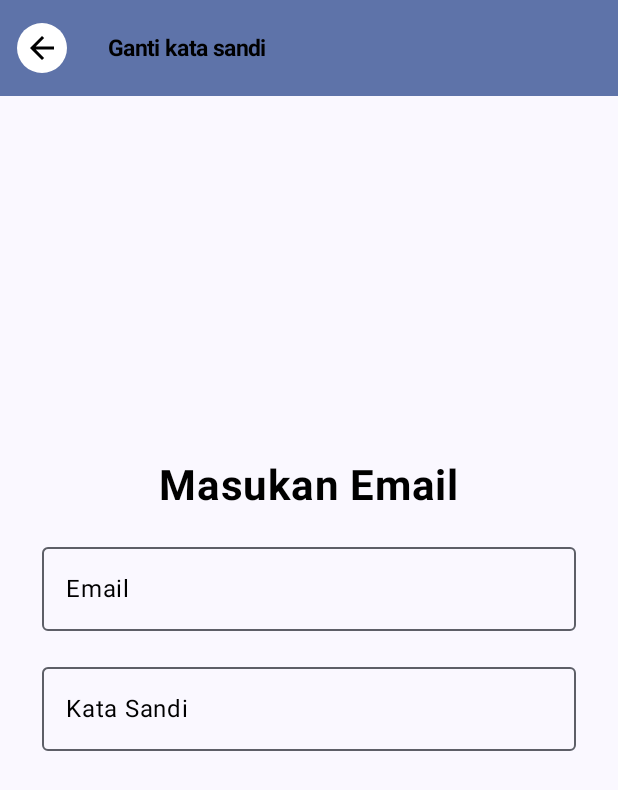
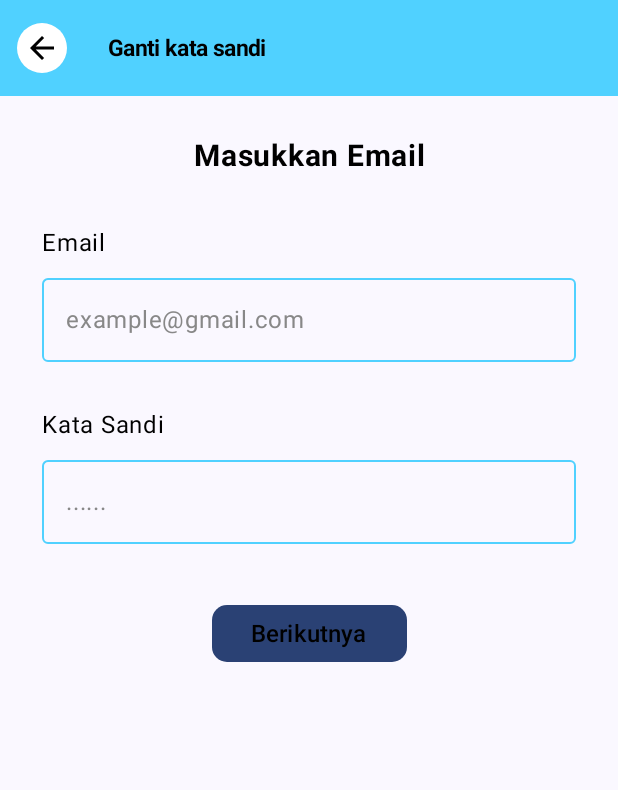
Before and after one commit to Debbylelycaa/Rangkul-app, an Android app built with Jetpack Compose: the EmailScreen screen opened through its navigation route, on a phone screen of 412 x 824 dp. Shown: the top 790 px of the screen. Run offline under Robolectric (Android 15) with nearby library versions, the phone set to English and light mode, and no system bars.

Commit message:
ganti kata sandi

```diff
--- a/app/src/main/java/org/starlee/rangkulapp/ui/screen/Email.kt
+++ b/app/src/main/java/org/starlee/rangkulapp/ui/screen/EmailScreen.kt
@@ -11,18 +11,21 @@ import androidx.compose.foundation.layout.fillMaxWidth
 import androidx.compose.foundation.layout.height
 import androidx.compose.foundation.layout.padding
 import androidx.compose.foundation.layout.size
+import androidx.compose.foundation.layout.width
 import androidx.compose.foundation.shape.CircleShape
+import androidx.compose.foundation.shape.RoundedCornerShape
 import androidx.compose.foundation.text.KeyboardOptions
 import androidx.compose.material.icons.Icons
 import androidx.compose.material.icons.filled.ArrowBack
+import androidx.compose.material3.Button
 import androidx.compose.material3.ExperimentalMaterial3Api
 import androidx.compose.material3.Icon
 import androidx.compose.material3.IconButton
-import androidx.compose.material3.MaterialTheme
 import androidx.compose.material3.OutlinedTextField
 import androidx.compose.material3.Scaffold
 import androidx.compose.material3.Surface
 import androidx.compose.material3.Text
+import androidx.compose.material3.TextFieldDefaults
 import androidx.compose.material3.TopAppBar
 import androidx.compose.material3.TopAppBarDefaults
 import androidx.compose.runtime.Composable
@@ -31,11 +34,13 @@ import androidx.compose.runtime.remember
 import androidx.compose.ui.Alignment
 import androidx.compose.ui.Modifier
 import androidx.compose.ui.graphics.Color
+import androidx.compose.ui.res.colorResource
 import androidx.compose.ui.res.stringResource
 import androidx.compose.ui.text.TextStyle
 import androidx.compose.ui.text.font.FontWeight
 import androidx.compose.ui.text.input.ImeAction
 import androidx.compose.ui.text.input.PasswordVisualTransformation
+import androidx.compose.ui.text.style.TextAlign
 import androidx.compose.ui.tooling.preview.Preview
 import androidx.compose.ui.unit.dp
 import androidx.compose.ui.unit.sp
@@ -47,6 +52,9 @@ import org.starlee.rangkulapp.ui.theme.RangkulAppTheme
 @OptIn(ExperimentalMaterial3Api::class)
 @Composable
 fun EmailScreen(navController: NavHostController) {
+
+    val customColor = colorResource(id = R.color.custom_blue)
+
     Scaffold(
         topBar = {
             TopAppBar(
@@ -78,8 +86,8 @@ fun EmailScreen(navController: NavHostController) {
                     )
                 },
                 colors = TopAppBarDefaults.mediumTopAppBarColors(
-                    containerColor = MaterialTheme.colorScheme.primaryContainer,
-                    titleContentColor = MaterialTheme.colorScheme.primary,
+                    containerColor = customColor,
+                    titleContentColor = customColor,
                 )
             )
         }
@@ -88,58 +96,105 @@ fun EmailScreen(navController: NavHostController) {
     }
 }
 
+@OptIn(ExperimentalMaterial3Api::class)
 @Composable
 fun EmailContent(modifier: Modifier) {
 
     val emailState = remember { mutableStateOf("") }
     val passwordState = remember { mutableStateOf("") }
 
+    val customColor = colorResource(id = R.color.custom_blue)
+
     Surface(
-        modifier = Modifier
+        modifier = modifier
             .fillMaxSize()
             .padding(28.dp),
         color = Color.Transparent
     ) {
         Column(
-            modifier = Modifier.fillMaxSize(),
-            verticalArrangement = Arrangement.Center,
-            horizontalAlignment = Alignment.CenterHorizontally
+            modifier = Modifier
+                .fillMaxSize(),
+            verticalArrangement = Arrangement.Top,
+            horizontalAlignment = Alignment.Start // Align items to the start (left)
         ) {
             Text(
-                text = "Masukan Email",
-                fontSize = 28.sp,
+                text = "Masukkan Email",
+                fontSize = 20.sp,
                 color = Color.Black,
-                fontWeight = FontWeight.Bold
+                fontWeight = FontWeight.Bold,
+                modifier = Modifier.fillMaxWidth(),
+                textAlign = TextAlign.Center
             )
-            Spacer(modifier = Modifier.height(16.dp))
-            // TextField untuk email
+            Spacer(modifier = Modifier.height(34.dp))
+            Text(
+                text = "Email",
+                fontSize = 16.sp,
+                color = Color.Black,
+                fontWeight = FontWeight.Normal,
+                textAlign = TextAlign.Start
+            )
+            Spacer(modifier = Modifier.height(3.dp))
             OutlinedTextField(
                 value = emailState.value,
                 onValueChange = { newValue ->
                     emailState.value = newValue
                 },
-                label = { Text("Email", color = Color.Black) },
+                label = { Text("example@gmail.com") },
                 modifier = Modifier.fillMaxWidth(),
                 keyboardOptions = KeyboardOptions.Default.copy(
-                    imeAction = ImeAction.Next // Mengubah imeAction menjadi Next
+                    imeAction = ImeAction.Next
+                ),
+                colors = TextFieldDefaults.outlinedTextFieldColors(
+                    focusedBorderColor = customColor,
+                    unfocusedBorderColor = customColor,
+                    // Setting the label color to grey
+                    focusedLabelColor = Color.Gray,
+                    unfocusedLabelColor = Color.Gray
                 )
             )
-            Spacer(modifier = Modifier.height(16.dp))
-            // TextField untuk kata sandi
+            Spacer(modifier = Modifier.height(30.dp))
+            Text(
+                text = "Kata Sandi",
+                fontSize = 16.sp,
+                color = Color.Black,
+                fontWeight = FontWeight.Normal,
+                textAlign = TextAlign.Start
+            )
+            Spacer(modifier = Modifier.height(3.dp))
             OutlinedTextField(
                 value = passwordState.value,
                 onValueChange = { newValue ->
                     passwordState.value = newValue
                 },
-                label = { Text("Kata Sandi", color = Color.Black) },
-                modifier = Modifier
-                    .fillMaxWidth(),
+                label = { Text("......") },
+                modifier = Modifier.fillMaxWidth(),
                 keyboardOptions = KeyboardOptions.Default.copy(
                     imeAction = ImeAction.Next
                 ),
-                visualTransformation = PasswordVisualTransformation()
+                visualTransformation = PasswordVisualTransformation(),
+                colors = TextFieldDefaults.outlinedTextFieldColors(
+                    focusedBorderColor = customColor,
+                    unfocusedBorderColor = customColor,
+                    // Setting the label color to grey
+                    focusedLabelColor = Color.Gray,
+                    unfocusedLabelColor = Color.Gray
+                )
             )
-            Spacer(modifier = Modifier.height(16.dp))
+            Spacer(modifier = Modifier.height(40.dp))
+            Button(
+                onClick = { /* on click action */ },
+                modifier = Modifier
+                    .width(130.dp)
+                    .height(38.dp)
+                    .align(Alignment.CenterHorizontally), // Center the button horizontally
+                shape = RoundedCornerShape(10.dp)
+            ) {
+                Text(
+                    text = "Berikutnya",
+                    fontSize = 16.sp,
+                    color = Color.Black
+                )
+            }
         }
     }
 }
--- a/app/src/main/res/values/colors.xml
+++ b/app/src/main/res/values/colors.xml
@@ -7,4 +7,5 @@
     <color name="teal_700">#FF018786</color>
     <color name="black">#FF000000</color>
     <color name="white">#FFFFFFFF</color>
+    <color name="custom_blue">#50D1FF</color>
 </resources>
```
Also changed, not shown: app/src/main/java/org/starlee/rangkulapp/ui/screen/GantiKataSandiScreen.kt (added, +237 -0 lines).
